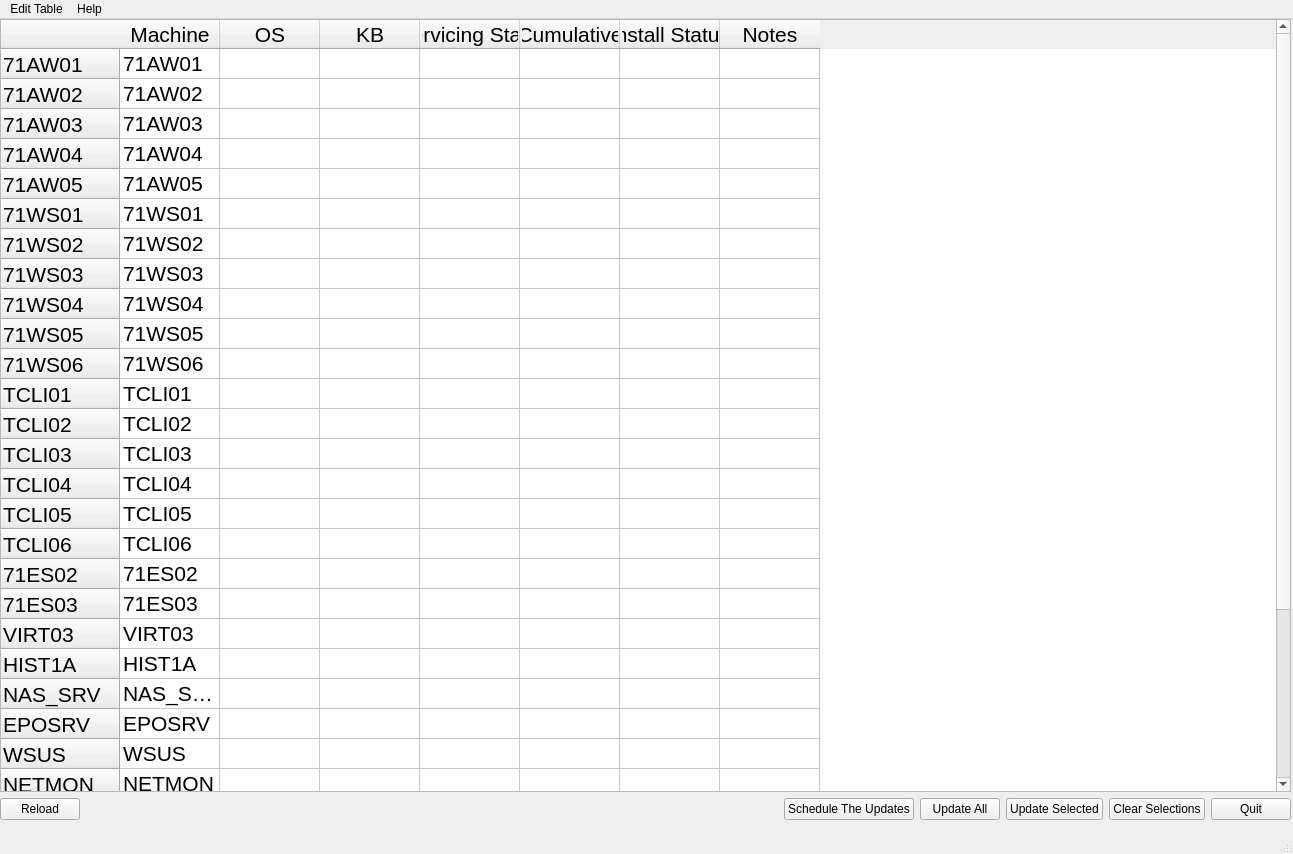
Before: the Qt Designer form WindowsSecurityUpdateMainWindow.ui in bassogio/WindowsSecurityUpdateGUI, drawn with Qt 5.
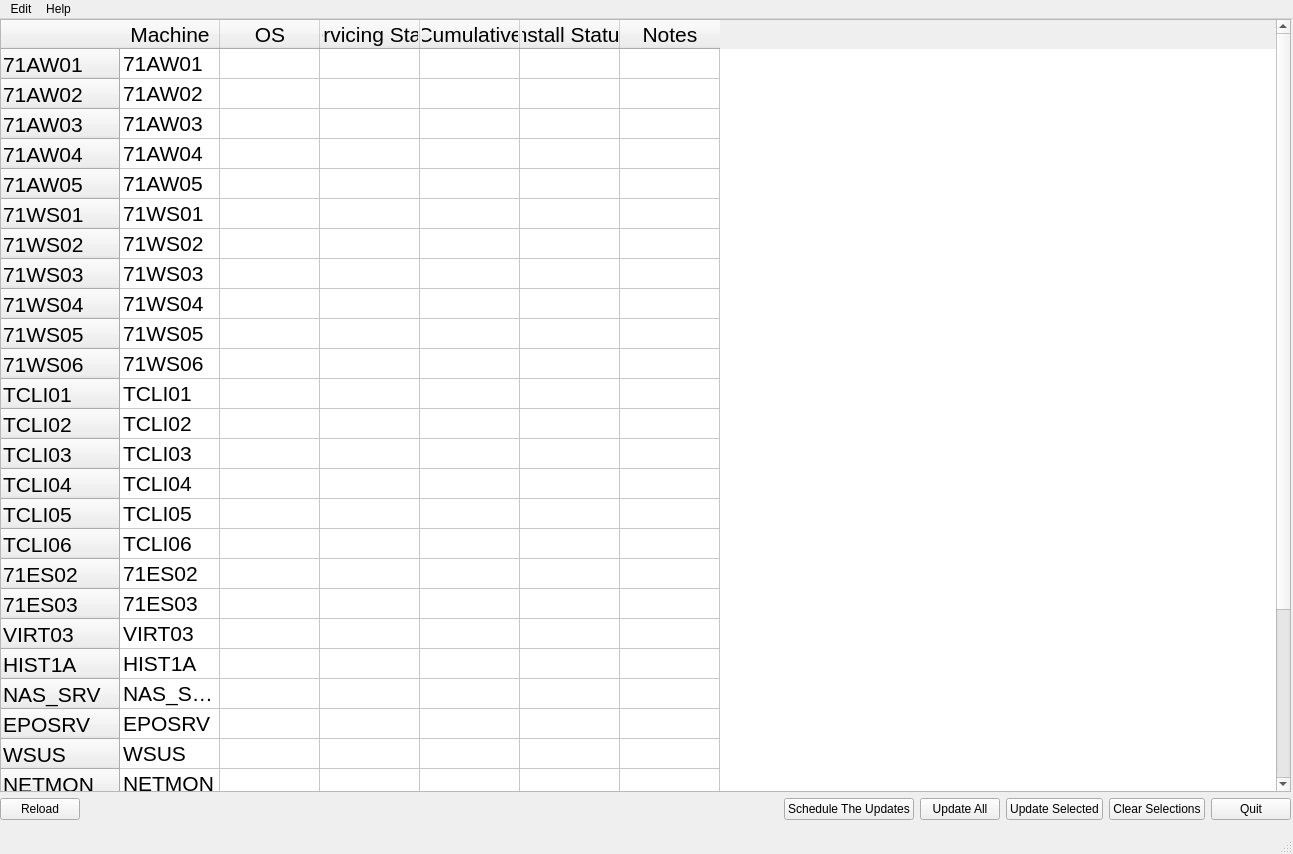
After: the same form once the commit is applied.

Diff of the .ui file:
```diff
--- a/WindowsSecurityUpdateMainWindow.ui
+++ b/WindowsSecurityUpdateMainWindow.ui
@@ -238,11 +238,6 @@
          <string>OS</string>
         </property>
        </column>
-       <column>
-        <property name="text">
-         <string>KB</string>
-        </property>
-       </column>
        <column>
         <property name="text">
          <string>Servicing Stack</string>
@@ -462,7 +457,7 @@
    </property>
    <widget class="QMenu" name="menuEdit_Table">
     <property name="title">
-     <string>Edit Table</string>
+     <string>Edit</string>
     </property>
     <addaction name="actionEdit_Table"/>
    </widget>
```
Left out of the diff: 19 changed lines with no effect on the pictures.
